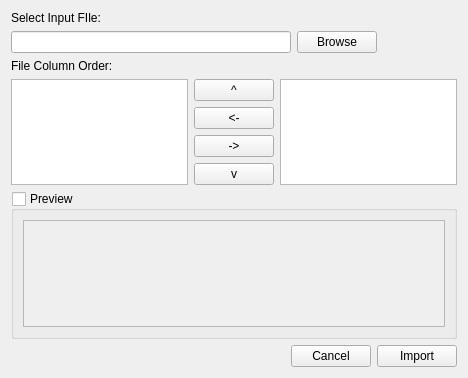
The window that src/importlist.ui (mrafcho001/QtMovieCollection) describes before a commit, drawn with Qt 5.
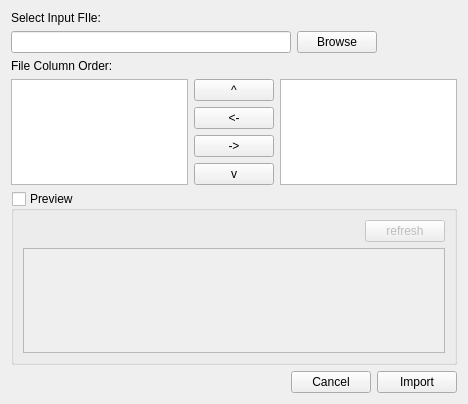
The same window after the commit.

What changed in the file:
```diff
--- a/src/importlist.ui
+++ b/src/importlist.ui
@@ -7,7 +7,7 @@
     <x>0</x>
     <y>0</y>
     <width>468</width>
-    <height>378</height>
+    <height>404</height>
    </rect>
   </property>
   <property name="windowTitle">
@@ -157,14 +157,48 @@
      </property>
      <layout class="QVBoxLayout" name="verticalLayout_2">
       <item>
+       <layout class="QVBoxLayout" name="verticalLayout_4">
+        <item>
+         <layout class="QGridLayout" name="gridLayout">
+          <item row="0" column="1">
+           <widget class="QPushButton" name="pbRefresh">
+            <property name="text">
+             <string>refresh</string>
+            </property>
+            <property name="autoDefault">
+             <bool>false</bool>
+            </property>
+            <property name="flat">
+             <bool>false</bool>
+            </property>
+           </widget>
+          </item>
+          <item row="0" column="0">
+           <spacer name="horizontalSpacer_3">
+            <property name="orientation">
+             <enum>Qt::Horizontal</enum>
+            </property>
+            <property name="sizeHint" stdset="0">
+             <size>
+              <width>40</width>
+              <height>20</height>
+             </size>
+            </property>
+           </spacer>
+          </item>
+         </layout>
+        </item>
+        <item>
        <widget class="QTableWidget" name="twPreview">
         <attribute name="horizontalHeaderShowSortIndicator" stdset="0">
-         <bool>true</bool>
+           <bool>false</bool>
         </attribute>
         <attribute name="verticalHeaderVisible">
          <bool>false</bool>
         </attribute>
        </widget>
+        </item>
+       </layout>
       </item>
      </layout>
     </widget>
```
Lines whose indentation alone changed are shown as unchanged.
